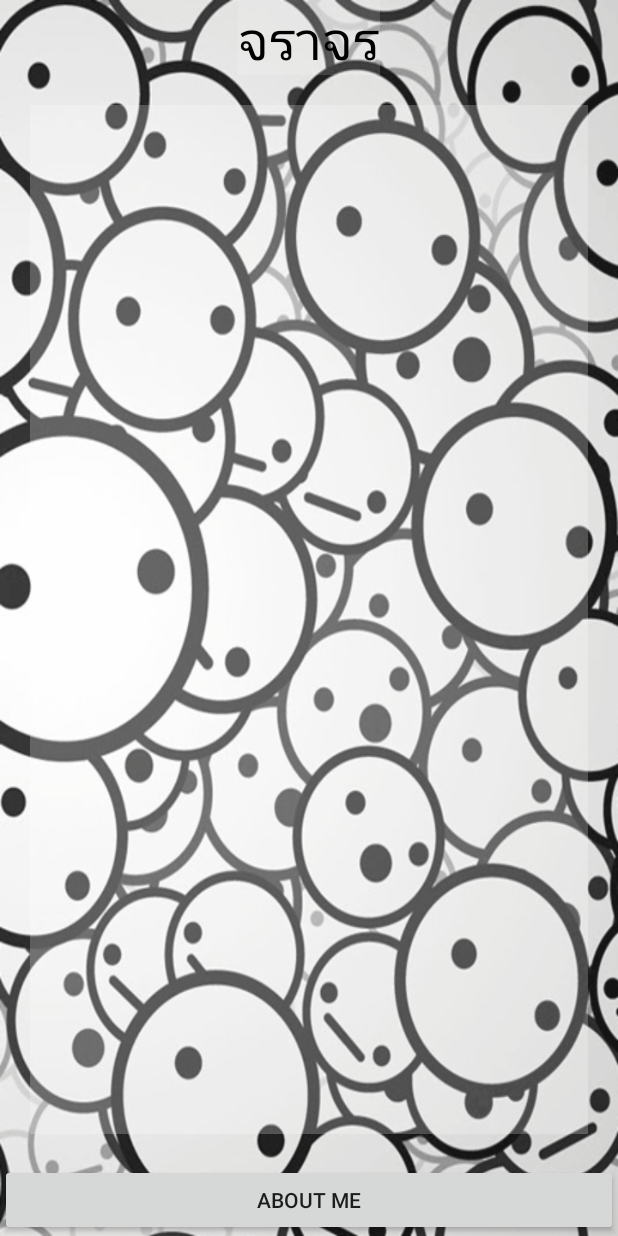
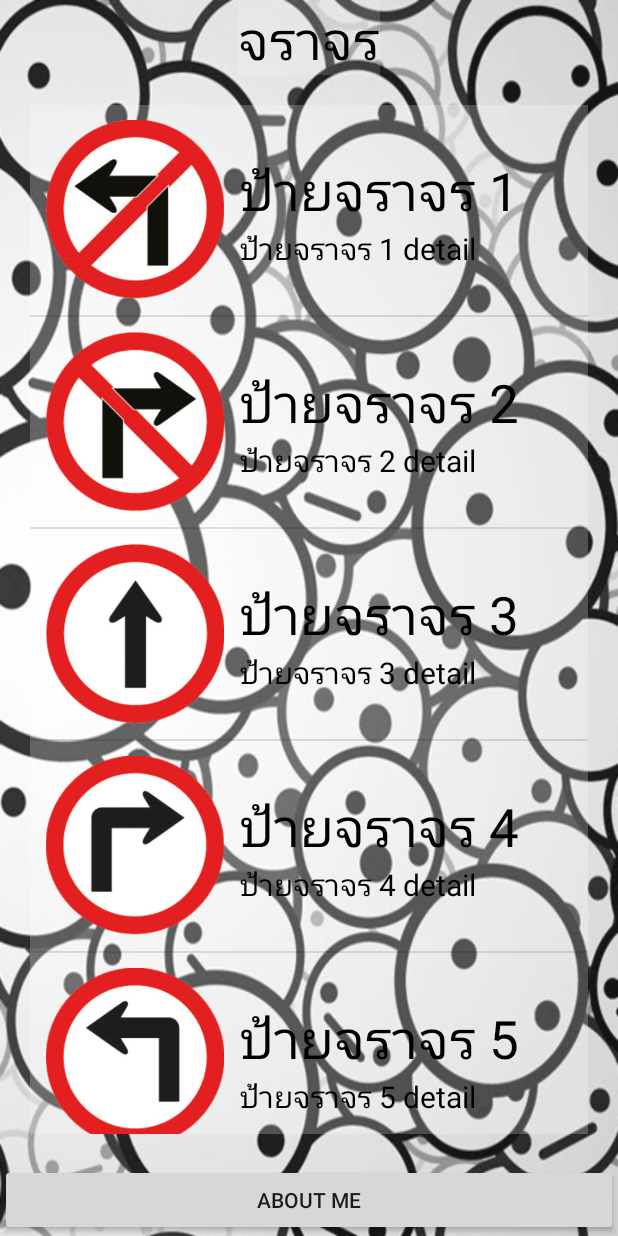
Before and after one commit to Orm4918/EpsonTraffic, an Android app: the screen it shows after launch (MainActivity), on a phone screen of 412 x 824 dp. Run offline under Robolectric (Android 15) with nearby library versions, the phone set to English and light mode, and no system bars.

Commit message:
create list view finish

```diff
--- a/app/src/main/java/epson/rukpanich/pornpan/epsontraffic/MainActivity.java
+++ b/app/src/main/java/epson/rukpanich/pornpan/epsontraffic/MainActivity.java
@@ -25,9 +25,44 @@ public class MainActivity extends AppCompatActivity {
         bindWidget();
         //button controlller
         buttoncontroller();
+        // create listview
+
+        createListview();
+
+    }   // Main Method
+
+    private void createListview() {
+        //Setup Source of Image
+        int[] iconInts = new int[20];
+        iconInts[0] = R.drawable.traffic_01;
+        iconInts[1] = R.drawable.traffic_02;
+        iconInts[2] = R.drawable.traffic_03;
+        iconInts[3] = R.drawable.traffic_04;
+        iconInts[4] = R.drawable.traffic_05;
+        iconInts[5] = R.drawable.traffic_06;
+        iconInts[6] = R.drawable.traffic_07;
+        iconInts[7] = R.drawable.traffic_08;
+        iconInts[8] = R.drawable.traffic_09;
+        iconInts[9] = R.drawable.traffic_10;
+        iconInts[10] = R.drawable.traffic_11;
+        iconInts[11] = R.drawable.traffic_12;
+        iconInts[12] = R.drawable.traffic_13;
+        iconInts[13] = R.drawable.traffic_14;
+        iconInts[14] = R.drawable.traffic_15;
+        iconInts[15] = R.drawable.traffic_16;
+        iconInts[16] = R.drawable.traffic_17;
+        iconInts[17] = R.drawable.traffic_18;
+        iconInts[18] = R.drawable.traffic_19;
+        iconInts[19] = R.drawable.traffic_20;
+
+        String[] title1Strings = getResources().getStringArray(R.array.title1);
+        String[] title2Strings = getResources().getStringArray(R.array.title2);
+
+        MyAdapter objMyAdapter = new MyAdapter(MainActivity.this, iconInts, title1Strings, title2Strings);
+        trafficListView.setAdapter(objMyAdapter);
 
 
-    }   // Main Method
+    }
 
     private void buttoncontroller() {
         aboutmeButton.setOnClickListener(new View.OnClickListener() {
--- /dev/null
+++ b/app/src/main/java/epson/rukpanich/pornpan/epsontraffic/MyAdapter.java
@@ -0,0 +1,63 @@
+package epson.rukpanich.pornpan.epsontraffic;
+
+import android.content.Context;
+import android.view.LayoutInflater;
+import android.view.View;
+import android.view.ViewGroup;
+import android.widget.BaseAdapter;
+import android.widget.ImageView;
+import android.widget.TextView;
+
+/**
+ * Created by ETHRPornpan on 16/10/2558.
+ */
+public class MyAdapter extends BaseAdapter{
+
+    //Explicit
+    private Context objContext;
+    private int[] iconInts;
+    private String[] title1Strings, title2Strings;
+
+    public MyAdapter(Context objContext, int[] iconInts, String[] title1Strings, String[] title2Strings) {
+        this.objContext = objContext;
+        this.iconInts = iconInts;
+        this.title1Strings = title1Strings;
+        this.title2Strings = title2Strings;
+    }
+
+    @Override
+    public int getCount() {
+        return title1Strings.length;
+    }
+
+    @Override
+    public Object getItem(int i) {
+        return null;
+    }
+
+    @Override
+    public long getItemId(int i) {
+        return 0;
+    }
+
+    @Override
+    public View getView(int i, View view, ViewGroup viewGroup) {
+        LayoutInflater objLayoutInflater = (LayoutInflater) objContext.getSystemService(Context.LAYOUT_INFLATER_SERVICE);
+        View objView1 = objLayoutInflater.inflate(R.layout.test, viewGroup, false);
+
+        //setuo For Icon
+       ImageView iconImageView = (ImageView) objView1.findViewById(R.id.imageView);
+        iconImageView.setImageResource(iconInts[i]);
+
+        //Setup for title1
+
+        TextView title1TextView = (TextView) objView1.findViewById(R.id.txtTitle1);
+        title1TextView.setText(title1Strings[i]);
+
+        //setup for title2
+        TextView title2TextView = (TextView) objView1.findViewById(R.id.txtTitle2);
+        title2TextView.setText(title2Strings[i]);
+
+        return objView1;
+    }
+}//main class
--- /dev/null
+++ b/app/src/main/res/layout/test.xml
@@ -0,0 +1,37 @@
+<?xml version="1.0" encoding="utf-8"?>
+<LinearLayout xmlns:android="http://schemas.android.com/apk/res/android"
+    android:orientation="horizontal" android:layout_width="match_parent"
+    android:layout_height="wrap_content">
+
+
+    <ImageView
+        android:layout_width="@dimen/icon"
+        android:layout_height="@dimen/icon"
+        android:id="@+id/imageView"
+        android:layout_margin="10dp" />
+
+    <LinearLayout
+        android:orientation="vertical"
+        android:layout_width="match_parent"
+        android:layout_height="match_parent"
+        android:gravity="center_vertical">
+
+        <TextView
+            android:layout_width="wrap_content"
+            android:layout_height="wrap_content"
+            android:text="New Text"
+            android:id="@+id/txtTitle1"
+            android:textSize="@dimen/h1"
+            android:gravity="center_vertical"
+            android:textColor="@color/Text1" />
+
+        <TextView
+            android:layout_width="wrap_content"
+            android:layout_height="wrap_content"
+            android:text="New Text"
+            android:id="@+id/txtTitle2"
+            android:textSize="@dimen/h2"
+            android:textColor="@color/Text1" />
+    </LinearLayout>
+
+</LinearLayout>
--- a/app/src/main/res/values/dimens.xml
+++ b/app/src/main/res/values/dimens.xml
@@ -3,4 +3,12 @@
     <dimen name="activity_horizontal_margin">16dp</dimen>
     <dimen name="activity_vertical_margin">16dp</dimen>
     <dimen name="h1">35sp</dimen>
+    <dimen name="h2">20sp</dimen>
+    <dimen name="icon">120dp</dimen>
+    <dimen name="image">240dp</dimen>
+    <dimen name="content">280dp</dimen>
+
+
+
+
 </resources>
--- /dev/null
+++ b/app/src/main/res/values/my_data.xml
@@ -0,0 +1,55 @@
+<?xml version="1.0" encoding="utf-8"?>
+<resources>
+
+    <string-array name="title1">
+
+        <item>ป้ายจราจร 1</item>
+        <item>ป้ายจราจร 2</item>
+        <item>ป้ายจราจร 3</item>
+        <item>ป้ายจราจร 4</item>
+        <item>ป้ายจราจร 5</item>
+        <item>ป้ายจราจร 6</item>
+        <item>ป้ายจราจร 7</item>
+        <item>ป้ายจราจร 8</item>
+        <item>ป้ายจราจร 9</item>
+        <item>ป้ายจราจร 10</item>
+        <item>ป้ายจราจร 11</item>
+        <item>ป้ายจราจร 12</item>
+        <item>ป้ายจราจร 13</item>
+        <item>ป้ายจราจร 14</item>
+        <item>ป้ายจราจร 15</item>
+        <item>ป้ายจราจร 16</item>
+        <item>ป้ายจราจร 17</item>
+        <item>ป้ายจราจร 18</item>
+        <item>ป้ายจราจร 19</item>
+        <item>ป้ายจราจร 20</item>
+
+    </string-array>
+
+    <string-array name="title2">
+
+        <item>ป้ายจราจร 1 detail</item>
+        <item>ป้ายจราจร 2 detail</item>
+        <item>ป้ายจราจร 3 detail</item>
+        <item>ป้ายจราจร 4 detail</item>
+        <item>ป้ายจราจร 5 detail</item>
+        <item>ป้ายจราจร 6 detail</item>
+        <item>ป้ายจราจร 7 detail</item>
+        <item>ป้ายจราจร 8 detail</item>
+        <item>ป้ายจราจร 9 detail</item>
+        <item>ป้ายจราจร 10 detail</item>
+        <item>ป้ายจราจร 11 detail</item>
+        <item>ป้ายจราจร 12 detail</item>
+        <item>ป้ายจราจร 13 detail</item>
+        <item>ป้ายจราจร 14 detail</item>
+        <item>ป้ายจราจร 15 detail</item>
+        <item>ป้ายจราจร 16 detail</item>
+        <item>ป้ายจราจร 17 detail</item>
+        <item>ป้ายจราจร 18 detail</item>
+        <item>ป้ายจราจร 19 detail</item>
+        <item>ป้ายจราจร 20 detail</item>
+
+
+
+    </string-array>
+</resources>
```
